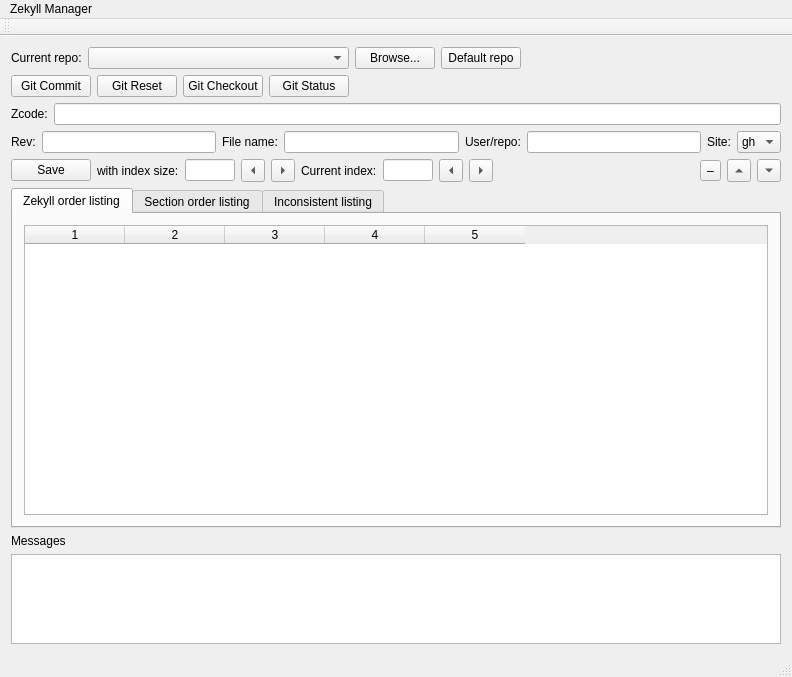
NorthIsMirror/QtZekyllManager, file manager/mainwindow.ui: the form before one commit.
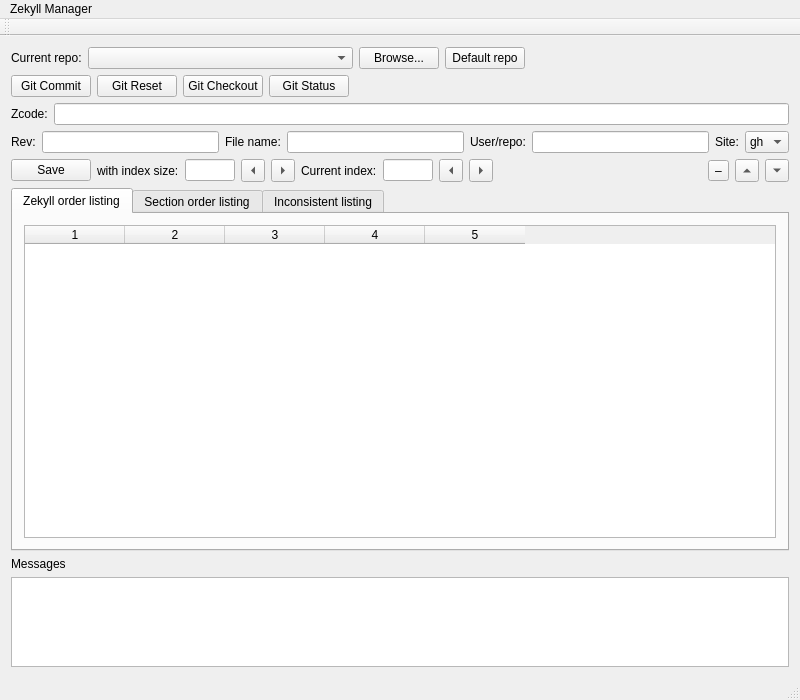
The form after the commit. Custom widgets are drawn as their Qt base class.

Commit message: Basic settings (QSettings used in new readSettings, writeSettings)

What changed in the file:
```diff
--- a/manager/mainwindow.ui
+++ b/manager/mainwindow.ui
@@ -6,8 +6,8 @@
    <rect>
     <x>0</x>
     <y>0</y>
-    <width>792</width>
-    <height>677</height>
+    <width>800</width>
+    <height>700</height>
    </rect>
   </property>
   <property name="windowTitle">
@@ -458,7 +458,7 @@
     <rect>
      <x>0</x>
      <y>0</y>
-     <width>792</width>
+     <width>800</width>
      <height>22</height>
     </rect>
    </property>
```
The commit also changes 2 other files.
